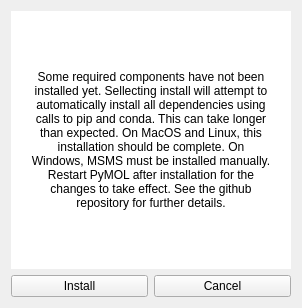
Qt form pyvol_plugin/installwidget.ui (schlessinger-lab/pyvol) before a commit.
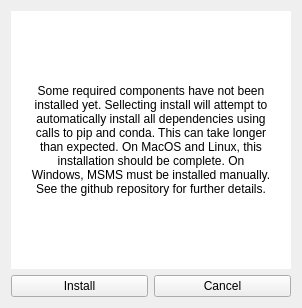
The same form after that commit.

```diff
--- a/pyvol_plugin/installwidget.ui
+++ b/pyvol_plugin/installwidget.ui
@@ -32,7 +32,7 @@
       <string notr="true">background-color: white;color:black; padding: 20px</string>
      </property>
      <property name="text">
-      <string notr="true">Some required components have not been installed yet. Sellecting install will attempt to automatically install all dependencies using calls to pip and conda. This can take longer than expected. On MacOS and Linux, this installation should be complete. On Windows, MSMS must be installed manually. Restart PyMOL after installation for the changes to take effect. See the github repository for further details.</string>
+      <string notr="true">Some required components have not been installed yet. Sellecting install will attempt to automatically install all dependencies using calls to pip and conda. This can take longer than expected. On MacOS and Linux, this installation should be complete. On Windows, MSMS must be installed manually. See the github repository for further details.</string>
      </property>
      <property name="textFormat">
       <enum>Qt::PlainText</enum>
```
